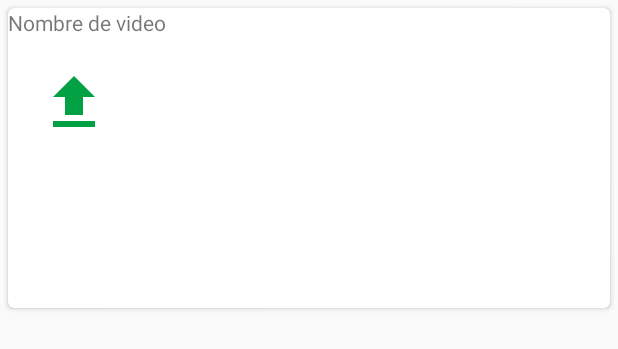
After one commit to Gusstavo1/recording_video, an Android app: the layout item_video.xml on its own in the app's theme, with its tools: preview values and no code run, on a phone screen of 412 x 824 dp. The commit adds this screen. Shown: the top 349 px of the screen. Run offline under Robolectric (Android 15) with nearby library versions, the phone set to English and light mode, and no system bars.

Commit message:
Creacion de Recyler

```diff
--- a/app/build.gradle
+++ b/app/build.gradle
@@ -43,4 +43,8 @@ dependencies {
 
     def work_version = "2.3.1"
     implementation "androidx.work:work-gcm:$work_version"
+
+    def recyclerview_version = "1.1.0"
+    implementation "androidx.recyclerview:recyclerview:$recyclerview_version"
+    implementation "androidx.cardview:cardview:1.0.0"
 }
--- a/app/src/main/res/layout/downloads_videos.xml
+++ b/app/src/main/res/layout/downloads_videos.xml
@@ -3,4 +3,10 @@
     android:orientation="vertical" android:layout_width="match_parent"
     android:layout_height="match_parent">
 
+    <androidx.recyclerview.widget.RecyclerView
+        android:id="@+id/mRecycler"
+        android:layout_width="match_parent"
+        android:layout_height="wrap_content">
+    </androidx.recyclerview.widget.RecyclerView>
+
 </LinearLayout>
--- /dev/null
+++ b/app/src/main/res/layout/item_video.xml
@@ -0,0 +1,33 @@
+<?xml version="1.0" encoding="utf-8"?>
+<androidx.cardview.widget.CardView xmlns:android="http://schemas.android.com/apk/res/android"
+    xmlns:app="http://schemas.android.com/apk/res-auto"
+    android:orientation="vertical"
+    android:layout_width="match_parent"
+    android:layout_height="200dp"
+    app:cardCornerRadius="4dp"
+    android:elevation="4dp"
+    android:layout_margin="5dp">
+
+    <LinearLayout
+        android:orientation="vertical"
+        android:layout_width="match_parent"
+        android:layout_height="wrap_content">
+
+        <TextView
+            android:id="@+id/nombreVideo"
+            android:layout_width="wrap_content"
+            android:layout_height="wrap_content"
+            android:text="Nombre de video">
+
+        </TextView>
+
+        <ImageView
+            android:layout_margin="20dp"
+            android:src="@drawable/ic_file_upload"
+            android:layout_width="wrap_content"
+            android:layout_height="wrap_content">
+        </ImageView>
+
+    </LinearLayout>
+
+</androidx.cardview.widget.CardView>
```
Also changed, not shown: app/src/main/java/com/global/recordingvideo/ItemVideo.java (added, +14 -0 lines), app/src/main/java/com/global/recordingvideo/RecyclerAdapter.java (added, +49 -0 lines).
